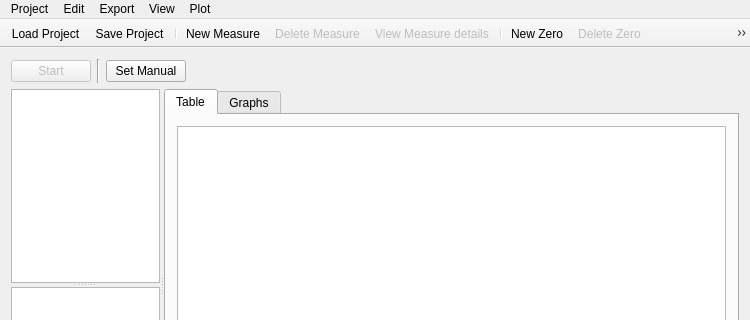
froque/AeroIST, file aeroistwindow.ui: the form before one commit; both pictures show x 0 to 750 and y 0 to 320 of the 750 by 491 pixel window.
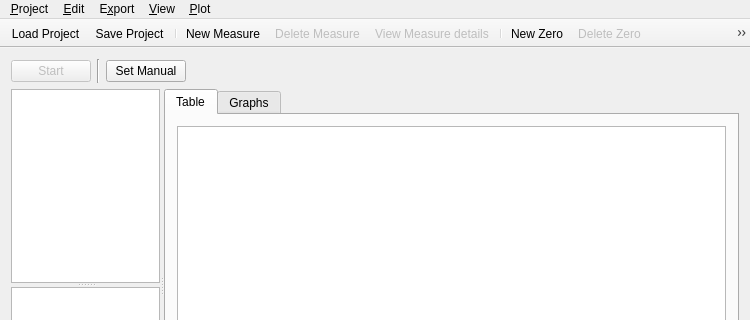
The form after the commit. Custom widgets are drawn as their Qt base class.

Commit message: menu bar accelarator keys

Diff of the .ui file:
```diff
--- a/aeroistwindow.ui
+++ b/aeroistwindow.ui
@@ -161,7 +161,7 @@
    </property>
    <widget class="QMenu" name="menuProject">
     <property name="title">
-     <string>Project</string>
+     <string>&amp;Project</string>
     </property>
     <addaction name="actionLoad_Project"/>
     <addaction name="actionSave_Project"/>
@@ -178,20 +178,20 @@
    </widget>
    <widget class="QMenu" name="menuEdit">
     <property name="title">
-     <string>Edit</string>
+     <string>&amp;Edit</string>
     </property>
     <addaction name="actionPreferences"/>
    </widget>
    <widget class="QMenu" name="menuExport">
     <property name="title">
-     <string>Export</string>
+     <string>E&amp;xport</string>
     </property>
     <addaction name="actionExport_to_csv"/>
     <addaction name="actionExportPlot"/>
    </widget>
    <widget class="QMenu" name="menuView">
     <property name="title">
-     <string>View</string>
+     <string>&amp;View</string>
     </property>
     <addaction name="actionToolbar"/>
     <addaction name="actionNames_in_Toolbar"/>
@@ -201,7 +201,7 @@
    </widget>
    <widget class="QMenu" name="menuPlot">
     <property name="title">
-     <string>Plot</string>
+     <string>&amp;Plot</string>
     </property>
     <addaction name="actionNew_Curve"/>
     <addaction name="actionDelete_Curve"/>
```
